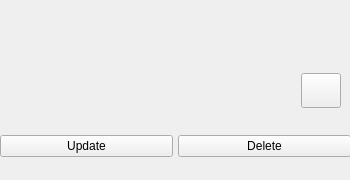
Before: the Qt Designer form src/UI/custom_widgets/showservicewidget.ui in Kracocks/ToolBox, drawn with Qt 5.
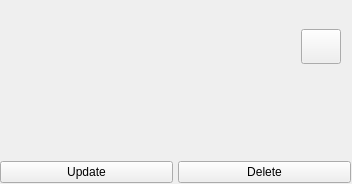
After: the same form once the commit is applied. Icons and pictures are not drawn.

Commit message: added popup when copy to clipboard the link

What changed in the file:
```diff
--- a/src/UI/custom_widgets/showservicewidget.ui
+++ b/src/UI/custom_widgets/showservicewidget.ui
@@ -9,8 +9,8 @@
    <rect>
     <x>0</x>
     <y>0</y>
-    <width>350</width>
-    <height>180</height>
+    <width>352</width>
+    <height>184</height>
    </rect>
   </property>
   <property name="minimumSize">
@@ -28,7 +28,7 @@
      <x>0</x>
      <y>0</y>
      <width>351</width>
-     <height>191</height>
+     <height>193</height>
     </rect>
    </property>
    <layout class="QVBoxLayout" name="vb_show_input_widget">
@@ -151,6 +151,13 @@
       </item>
      </layout>
     </item>
+    <item>
+     <widget class="QLabel" name="label">
+      <property name="text">
+       <string/>
+      </property>
+     </widget>
+    </item>
     <item>
      <layout class="QHBoxLayout" name="hb_edit">
       <item>
```
Left out of the diff: 3 changed lines with no effect on the pictures. The commit also changes 2 other files.
